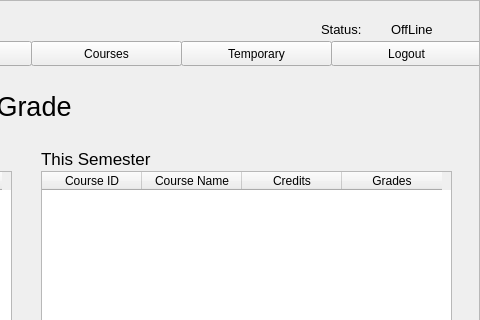
Qt form resources/UI/viewGrade.ui (Poom1997/gman) before a commit; both pictures show x 420 to 900 and y 0 to 320 of the 900 by 600 pixel window.
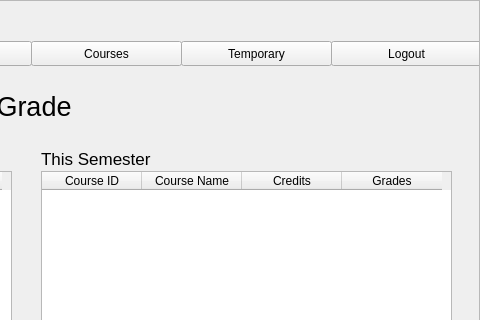
The same form after that commit.

Patch:
```diff
--- a/resources/UI/viewGrade.ui
+++ b/resources/UI/viewGrade.ui
@@ -289,42 +289,6 @@
       <string/>
      </property>
     </widget>
-    <widget class="QLabel" name="status_3">
-     <property name="geometry">
-      <rect>
-       <x>810</x>
-       <y>20</y>
-       <width>53</width>
-       <height>16</height>
-      </rect>
-     </property>
-     <property name="font">
-      <font>
-       <pointsize>10</pointsize>
-      </font>
-     </property>
-     <property name="text">
-      <string>OffLine</string>
-     </property>
-    </widget>
-    <widget class="QLabel" name="label_6">
-     <property name="geometry">
-      <rect>
-       <x>740</x>
-       <y>20</y>
-       <width>61</width>
-       <height>16</height>
-      </rect>
-     </property>
-     <property name="font">
-      <font>
-       <pointsize>10</pointsize>
-      </font>
-     </property>
-     <property name="text">
-      <string>Status:</string>
-     </property>
-    </widget>
     <widget class="QLabel" name="label_4">
      <property name="geometry">
       <rect>
```
Left out of the diff: 2 changed lines with no effect on the pictures.
